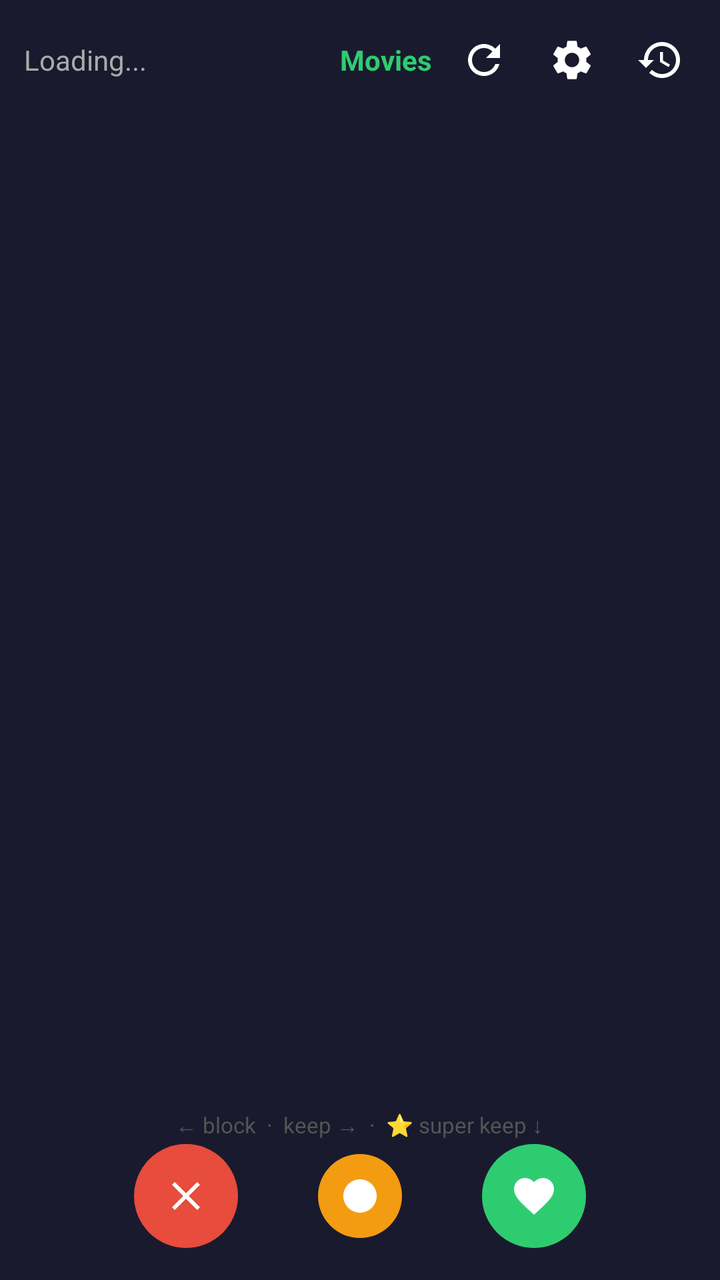
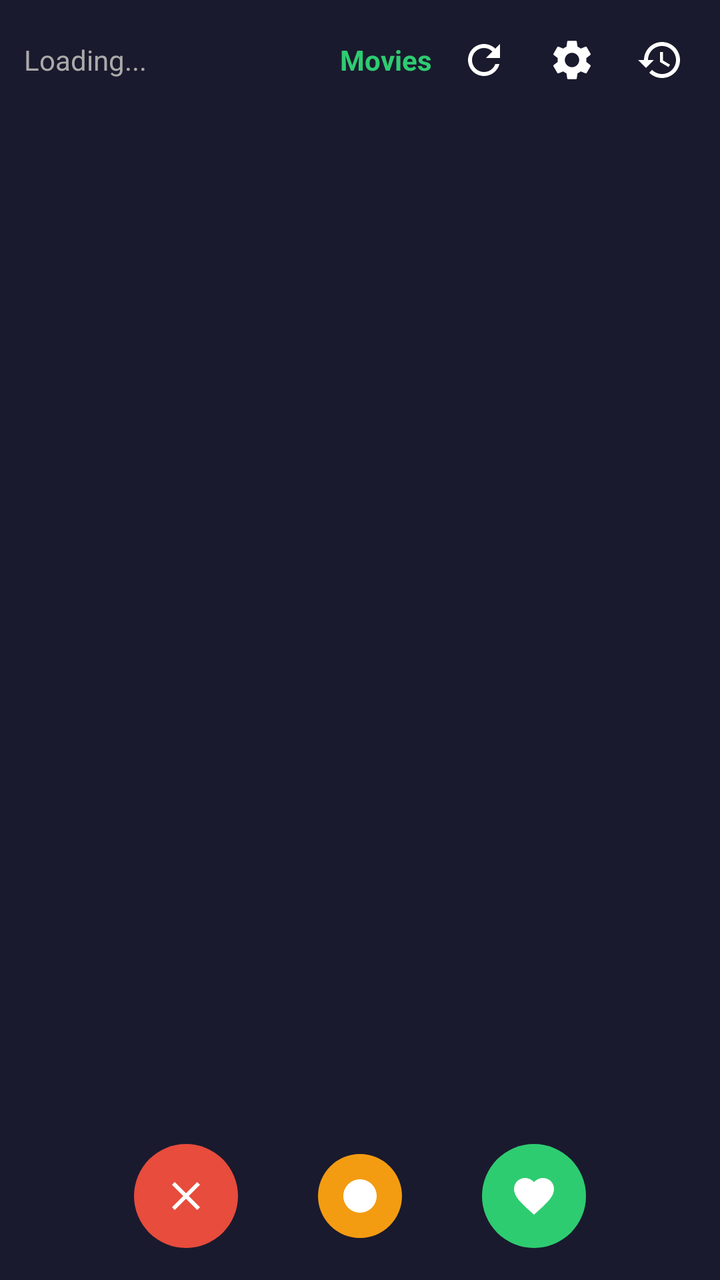

Screens rendered from an Android XML layout before and after an edit, with the pre-edit source and the edit as a unified diff.
<!-- AndroidManifest.xml: application theme Theme.MovieSwipe -->
<!-- res/layout/activity_main.xml -->
<?xml version="1.0" encoding="utf-8"?>
<FrameLayout xmlns:android="http://schemas.android.com/apk/res/android"
    android:layout_width="match_parent"
    android:layout_height="match_parent"
    android:background="#1a1a2e">

    
    <LinearLayout
        android:id="@+id/statsBar"
        android:layout_width="match_parent"
        android:layout_height="wrap_content"
        android:orientation="horizontal"
        android:padding="12dp"
        android:gravity="center">

        <TextView
            android:id="@+id/tvStats"
            android:layout_width="0dp"
            android:layout_height="wrap_content"
            android:layout_weight="1"
            android:text="Loading..."
            android:textColor="#aaa"
            android:textSize="14sp" />

        <TextView
            android:id="@+id/tvMode"
            android:layout_width="wrap_content"
            android:layout_height="wrap_content"
            android:text="Movies"
            android:textColor="#2ecc71"
            android:textSize="14sp"
            android:textStyle="bold"
            android:padding="8dp"
            android:background="?attr/selectableItemBackground" />

        <ImageButton
            android:id="@+id/btnRefresh"
            android:layout_width="36dp"
            android:layout_height="36dp"
            android:src="@drawable/ic_refresh"
            android:background="?attr/selectableItemBackgroundBorderless"
            android:contentDescription="Refresh Plex"
            android:layout_marginEnd="8dp" />

        <ImageButton
            android:id="@+id/btnSettings"
            android:layout_width="36dp"
            android:layout_height="36dp"
            android:src="@drawable/ic_settings"
            android:background="?attr/selectableItemBackgroundBorderless"
            android:contentDescription="Settings"
            android:layout_marginEnd="8dp" />

        <ImageButton
            android:id="@+id/btnHistory"
            android:layout_width="36dp"
            android:layout_height="36dp"
            android:src="@drawable/ic_history"
            android:background="?attr/selectableItemBackgroundBorderless"
            android:contentDescription="History" />
    </LinearLayout>

    
    <include
        android:id="@+id/undoBanner"
        layout="@layout/undo_banner"
        android:layout_width="match_parent"
        android:layout_height="wrap_content"
        android:layout_gravity="top" />

    
    <FrameLayout
        android:id="@+id/cardContainer"
        android:layout_width="match_parent"
        android:layout_height="match_parent"
        android:layout_marginTop="48dp"
        android:layout_marginBottom="90dp"
        android:layout_marginStart="16dp"
        android:layout_marginEnd="16dp" />

    
    <TextView
        android:id="@+id/tvSwipeHint"
        android:layout_width="wrap_content"
        android:layout_height="wrap_content"
        android:layout_gravity="bottom|center_horizontal"
        android:layout_marginBottom="70dp"
        android:text="← block  ·  keep →  ·  ⭐ super keep ↓"
        android:textColor="#555"
        android:textSize="11sp" />

    
    <LinearLayout
        android:layout_width="match_parent"
        android:layout_height="wrap_content"
        android:layout_gravity="bottom"
        android:orientation="horizontal"
        android:gravity="center"
        android:padding="16dp">

        
        <FrameLayout
            android:id="@+id/btnBlock"
            android:layout_width="52dp"
            android:layout_height="52dp"
            android:layout_marginEnd="40dp"
            android:background="@drawable/circle_red"
            android:foreground="?attr/selectableItemBackgroundBorderless">
            <ImageView
                android:layout_width="24dp"
                android:layout_height="24dp"
                android:layout_gravity="center"
                android:src="@drawable/ic_x"
                android:contentDescription="Block"
                app:tint="@android:color/white"
                xmlns:app="http://schemas.android.com/apk/res-auto" />
        </FrameLayout>

        
        <FrameLayout
            android:id="@+id/btnSkip"
            android:layout_width="42dp"
            android:layout_height="42dp"
            android:layout_marginEnd="40dp"
            android:background="@drawable/circle_yellow"
            android:foreground="?attr/selectableItemBackgroundBorderless">
            <ImageView
                android:layout_width="20dp"
                android:layout_height="20dp"
                android:layout_gravity="center"
                android:src="@drawable/ic_skip"
                android:contentDescription="Skip"
                app:tint="@android:color/white"
                xmlns:app="http://schemas.android.com/apk/res-auto" />
        </FrameLayout>

        
        <FrameLayout
            android:id="@+id/btnKeep"
            android:layout_width="52dp"
            android:layout_height="52dp"
            android:background="@drawable/circle_green"
            android:foreground="?attr/selectableItemBackgroundBorderless">
            <ImageView
                android:layout_width="24dp"
                android:layout_height="24dp"
                android:layout_gravity="center"
                android:src="@drawable/ic_heart"
                android:contentDescription="Keep"
                app:tint="@android:color/white"
                xmlns:app="http://schemas.android.com/apk/res-auto" />
        </FrameLayout>
    </LinearLayout>

</FrameLayout>
<!-- res/layout/undo_banner.xml (included above) -->
<?xml version="1.0" encoding="utf-8"?>
<LinearLayout xmlns:android="http://schemas.android.com/apk/res/android"
    android:id="@+id/undoBanner"
    android:layout_width="match_parent"
    android:layout_height="wrap_content"
    android:orientation="horizontal"
    android:gravity="center_vertical"
    android:background="#333333"
    android:padding="12dp"
    android:visibility="gone"
    android:elevation="8dp">

    <TextView
        android:id="@+id/tvUndoMessage"
        android:layout_width="0dp"
        android:layout_height="wrap_content"
        android:layout_weight="1"
        android:textColor="@android:color/white"
        android:textSize="14sp"
        android:maxLines="1"
        android:ellipsize="end" />

    <Button
        android:id="@+id/btnUndoAction"
        android:layout_width="wrap_content"
        android:layout_height="36dp"
        android:text="UNDO"
        android:textColor="#2ecc71"
        android:textSize="13sp"
        android:textStyle="bold"
        android:background="?attr/selectableItemBackground"
        android:minWidth="70dp" />

</LinearLayout>
<!-- resources referenced by this layout -->
<resources>
  <!-- drawable circle_green (drawable) -->
  <?xml version="1.0" encoding="utf-8"?>
  <shape xmlns:android="http://schemas.android.com/apk/res/android"
      android:shape="oval">
      <solid android:color="#2ecc71" />
  </shape>
  <!-- drawable circle_red (drawable) -->
  <?xml version="1.0" encoding="utf-8"?>
  <shape xmlns:android="http://schemas.android.com/apk/res/android"
      android:shape="oval">
      <solid android:color="#e74c3c" />
  </shape>
  <!-- drawable circle_yellow (drawable) -->
  <?xml version="1.0" encoding="utf-8"?>
  <shape xmlns:android="http://schemas.android.com/apk/res/android"
      android:shape="oval">
      <solid android:color="#f39c12" />
  </shape>
  <!-- drawable ic_heart (drawable) -->
  <?xml version="1.0" encoding="utf-8"?>
  <vector xmlns:android="http://schemas.android.com/apk/res/android"
      android:width="24dp"
      android:height="24dp"
      android:viewportWidth="24"
      android:viewportHeight="24">
      <path
          android:fillColor="#FFFFFF"
          android:pathData="M12,21.35l-1.45,-1.32C5.4,15.36 2,12.28 2,8.5 2,5.42 4.42,3 7.5,3c1.74,0 3.41,0.81 4.5,2.09C13.09,3.81 14.76,3 16.5,3 19.58,3 22,5.42 22,8.5c0,3.78 -3.4,6.86 -8.55,11.54L12,21.35z"/>
  </vector>
  <!-- drawable ic_history (drawable) -->
  <?xml version="1.0" encoding="utf-8"?>
  <vector xmlns:android="http://schemas.android.com/apk/res/android"
      android:width="24dp"
      android:height="24dp"
      android:viewportWidth="24"
      android:viewportHeight="24">
      <path
          android:fillColor="#FFFFFF"
          android:pathData="M13,3c-4.97,0 -9,4.03 -9,9H1l3.89,3.89 0.07,0.14L9,12H6c0,-3.87 3.13,-7 7,-7s7,3.13 7,7 -3.13,7 -7,7c-1.93,0 -3.68,-0.79 -4.94,-2.06l-1.42,1.42C8.27,19.99 10.51,21 13,21c4.97,0 9,-4.03 9,-9s-4.03,-9 -9,-9zM12,8v5l4.28,2.54 0.72,-1.21 -3.5,-2.08V8z"/>
  </vector>
  <!-- drawable ic_refresh (drawable) -->
  <?xml version="1.0" encoding="utf-8"?>
  <vector xmlns:android="http://schemas.android.com/apk/res/android"
      android:width="24dp"
      android:height="24dp"
      android:viewportWidth="24"
      android:viewportHeight="24">
      <path
          android:fillColor="#FFFFFF"
          android:pathData="M17.65,6.35C16.2,4.9 14.21,4 12,4c-4.42,0 -7.99,3.58 -7.99,8s3.57,8 7.99,8c3.73,0 6.84,-2.55 7.73,-6h-2.08c-0.82,2.33 -3.04,4 -5.65,4 -3.31,0 -6,-2.69 -6,-6s2.69,-6 6,-6c1.66,0 3.14,0.69 4.22,1.78L13,11h7V4l-2.35,2.35z"/>
  </vector>
  <!-- drawable ic_skip (drawable) -->
  <?xml version="1.0" encoding="utf-8"?>
  <vector xmlns:android="http://schemas.android.com/apk/res/android"
      android:width="24dp"
      android:height="24dp"
      android:viewportWidth="24"
      android:viewportHeight="24">
      <path
          android:fillColor="#FFFFFF"
          android:pathData="M12,2C6.48,2 2,6.48 2,12s4.48,10 10,10 10,-4.48 10,-10S17.52,2 12,2zM10,17l5,-5 -5,-5z"/>
  </vector>
  <!-- drawable ic_x (drawable) -->
  <?xml version="1.0" encoding="utf-8"?>
  <vector xmlns:android="http://schemas.android.com/apk/res/android"
      android:width="24dp"
      android:height="24dp"
      android:viewportWidth="24"
      android:viewportHeight="24">
      <path
          android:fillColor="#FFFFFF"
          android:pathData="M19,6.41L17.59,5 12,10.59 6.41,5 5,6.41 10.59,12 5,17.59 6.41,19 12,13.41 17.59,19 19,17.59 13.41,12z"/>
  </vector>
  <style name="Theme.MovieSwipe" parent="Theme.Material3.DayNight.NoActionBar">
          <item name="colorPrimary">#2ecc71</item>
          <item name="colorPrimaryVariant">#27ae60</item>
          <item name="colorOnPrimary">@android:color/white</item>
          <item name="colorSecondary">#e74c3c</item>
          <item name="colorSecondaryVariant">#c0392b</item>
          <item name="colorOnSecondary">@android:color/white</item>
          <item name="android:statusBarColor">#1a1a2e</item>
          <item name="android:navigationBarColor">#1a1a2e</item>
          <item name="android:windowBackground">#1a1a2e</item>
      </style>
  <!-- unchanged entries left out for length: 1 -->
</resources>

<!-- the commit's change to res/layout/activity_main.xml (unified diff, before → after) -->
@@ -79,15 +79,39 @@
         android:layout_marginEnd="16dp" />
 
     
-    <TextView
-        android:id="@+id/tvSwipeHint"
+    <LinearLayout
         android:layout_width="wrap_content"
         android:layout_height="wrap_content"
-        android:layout_gravity="bottom|center_horizontal"
-        android:layout_marginBottom="70dp"
-        android:text="← block  ·  keep →  ·  ⭐ super keep ↓"
-        android:textColor="#555"
-        android:textSize="11sp" />
+        android:layout_gravity="bottom|start"
+        android:layout_marginStart="16dp"
+        android:layout_marginBottom="68dp"
+        android:orientation="horizontal"
+        android:visibility="gone"
+        android:id="@+id/discoverControls">
+
+        <TextView
+            android:id="@+id/tvDiscoverToggle"
+            android:layout_width="wrap_content"
+            android:layout_height="wrap_content"
+            android:text="🎬 Movies"
+            android:textColor="#f39c12"
+            android:textSize="13sp"
+            android:textStyle="bold"
+            android:padding="8dp"
+            android:background="#33000000"
+            android:layout_marginEnd="8dp" />
+
+        <TextView
+            android:id="@+id/tvSortToggle"
+            android:layout_width="wrap_content"
+            android:layout_height="wrap_content"
+            android:text="🔥 Popular"
+            android:textColor="#3498db"
+            android:textSize="13sp"
+            android:textStyle="bold"
+            android:padding="8dp"
+            android:background="#33000000" />
+    </LinearLayout>
 
     
     <LinearLayout
